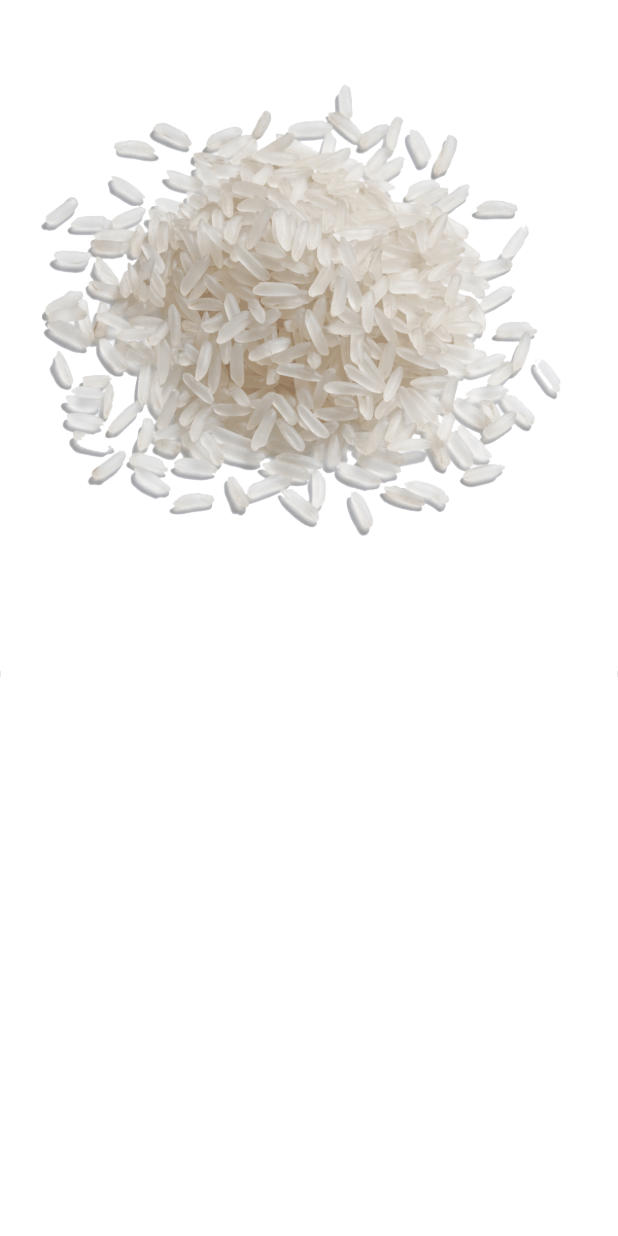
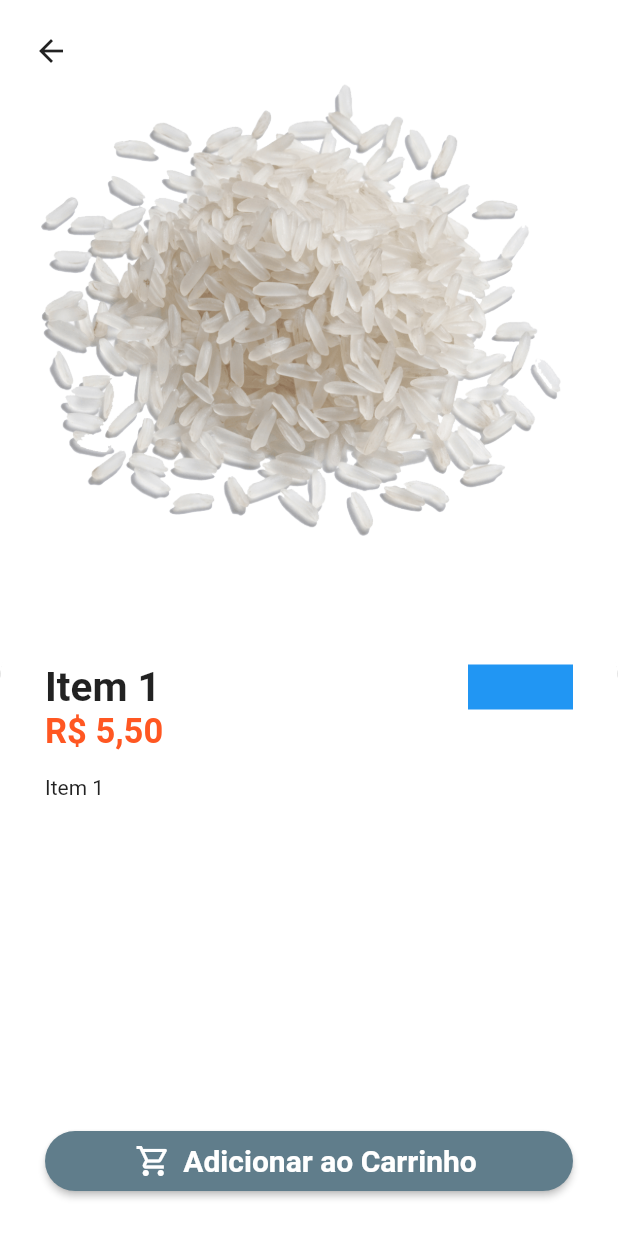
Before and after one commit to carlostoni/Flutter-Sales-App, a Flutter app: the HomeTab screen opened directly, after a tap on "Item 1", on a phone screen of 412 x 824 dp. Run offline on Flutter 3.47's test engine with Material 2 defaults, Android fonts, the light colour scheme and no system bars; our stand-ins replace animated_text_kit, badges, mask_text_input_formatter.

Commit message:
update 0.6.5

```diff
--- a/lib/src/config/app_data.dart
+++ b/lib/src/config/app_data.dart
@@ -1,42 +1,42 @@
 import 'package:vendas/src/models/item_model.dart';
 
 ItemModel item_1 = ItemModel(
-  description: '',
+  description: 'Item 1',
   imgUrl: 'assets/itens/arroz.png',
   itemName: 'Item 1',
   price: 5.5,
   unit: 'Kg',
 );
 ItemModel item_2 = ItemModel(
-  description: '',
+  description: 'Item 2',
   imgUrl: 'assets/itens/castanha.png',
   itemName: 'Item 2',
   price: 5.5,
   unit: 'Kg',
 );
 ItemModel item_3 = ItemModel(
-  description: '',
+  description: 'Item 3',
   imgUrl: 'assets/itens/farinha.png',
   itemName: 'Item 3',
   price: 5.5,
   unit: 'Kg',
 );
 ItemModel item_4 = ItemModel(
-  description: '',
+  description: 'Item 4',
   imgUrl: 'assets/itens/feijao.png',
   itemName: 'Item 4',
   price: 5.5,
   unit: 'Kg',
 );
 ItemModel item_5 = ItemModel(
-  description: '',
+  description: 'Item 5',
   imgUrl: 'assets/itens/lentilha.png',
   itemName: 'Item 5',
   price: 5.5,
   unit: 'Kg',
 );
 ItemModel item_6 = ItemModel(
-  description: '',
+  description: 'Item 6',
   imgUrl: 'assets/itens/milho.png',
   itemName: 'Item 6',
   price: 5.5,
--- a/lib/src/pages/home/components/item_tile.dart
+++ b/lib/src/pages/home/components/item_tile.dart
@@ -38,7 +38,10 @@ class ItemTile extends StatelessWidget {
                 children: [
                   //Imagem Image
                   Expanded(
-                    child: Image.asset(item.imgUrl),
+                    child: Hero(
+                      tag: item.imgUrl,
+                      child: Image.asset(item.imgUrl),
+                    ),
                   ),
 
                   //Nome  Name
--- a/lib/src/pages/product/product_screen.dart
+++ b/lib/src/pages/product/product_screen.dart
@@ -1,25 +1,34 @@
 import 'package:flutter/material.dart';
+import 'package:vendas/src/config/custom_colors.dart';
 import 'package:vendas/src/models/item_model.dart';
+import 'package:vendas/src/services/utils_services.dart';
 
 class ProductScreen extends StatelessWidget {
-  const ProductScreen({
+  ProductScreen({
     Key? key,
     required this.item,
   }) : super(key: key);
 
   final ItemModel item;
+  final UtilsServices utilsServices = UtilsServices();
 
   @override
   Widget build(BuildContext context) {
     return Scaffold(
       backgroundColor: Colors.white.withAlpha(240),
-      body: Column(
+      body: Stack(
+        children: [
+          // Conteúdo contents
+          Column(
             children: [
               Expanded(
-            child: Image.asset(item.imgUrl),
+                child: Hero(
+                  tag: item.imgUrl,
+                  child: Image.asset(item.imgUrl),),
               ),
               Expanded(
                 child: Container(
+                  padding: const EdgeInsets.all(30),
                   decoration: BoxDecoration(
                     color: Colors.white,
                     borderRadius: const BorderRadius.vertical(
@@ -30,8 +39,98 @@ class ProductScreen extends StatelessWidget {
                         color: Colors.black,
                         offset: const Offset(0, 2),
                       ),
-                ]),
-          ))
+                    ],
+                  ),
+                  child: Column(
+                    crossAxisAlignment: CrossAxisAlignment.stretch,
+                    children: [
+                      // Nome - Quantidade Name - Quantity
+
+                      Row(
+                        children: [
+                          Expanded(
+                            child: Text(
+                              item.itemName,
+                              maxLines: 2,
+                              overflow: TextOverflow.ellipsis,
+                              style: const TextStyle(
+                                fontSize: 27,
+                                fontWeight: FontWeight.bold,
+                              ),
+                            ),
+                          ),
+                          Container(
+                            height: 30,
+                            width: 70,
+                            color: Colors.blue,
+                          ),
+                        ],
+                      ),
+                      // Preço Price
+                      Text(
+                        utilsServices.priceToCurrency(item.price),
+                        style: TextStyle(
+                          fontSize: 23,
+                          fontWeight: FontWeight.bold,
+                          color: CustomColors.customContrastColor,
+                        ),
+                      ),
+
+                      // Descrição Description
+                      Expanded(
+                        child: Padding(
+                          padding: const EdgeInsets.symmetric(vertical: 12),
+                          child: SingleChildScrollView(
+                            child: Text(
+                              item.description,
+                              style: const TextStyle(
+                                height: 1.5,
+                              ),
+                            ),
+                          ),
+                        ),
+                      ),
+                      // Botão Button
+                      SizedBox(
+                        height: 40,
+                        child: ElevatedButton.icon(
+                          style: ElevatedButton.styleFrom(
+                            shape: RoundedRectangleBorder(
+                              borderRadius: BorderRadius.circular(40),
+                            ),
+                          ),
+                          onPressed: () {},
+                          label: Text(
+                            'Adicionar ao Carrinho',
+                            style: TextStyle(
+                              fontSize: 20,
+                              fontWeight: FontWeight.bold,
+                            ),
+                          ),
+                          icon: const Icon(
+                            Icons.shopping_cart_outlined,
+                            color: Colors.white,
+                          ),
+                        ),
+                      ),
+                    ],
+                  ),
+                ),
+              ),
+            ],
+          ),
+          Positioned(
+            left: 10,
+            top: 10,
+            child: SafeArea(
+              child: IconButton(
+                onPressed: () => Navigator.of(context).pop(),
+                icon: Icon(
+                  Icons.arrow_back,
+                ),
+              ),
+            ),
+          ),
         ],
       ),
     );
```
Lines whose indentation alone changed are shown as unchanged.
